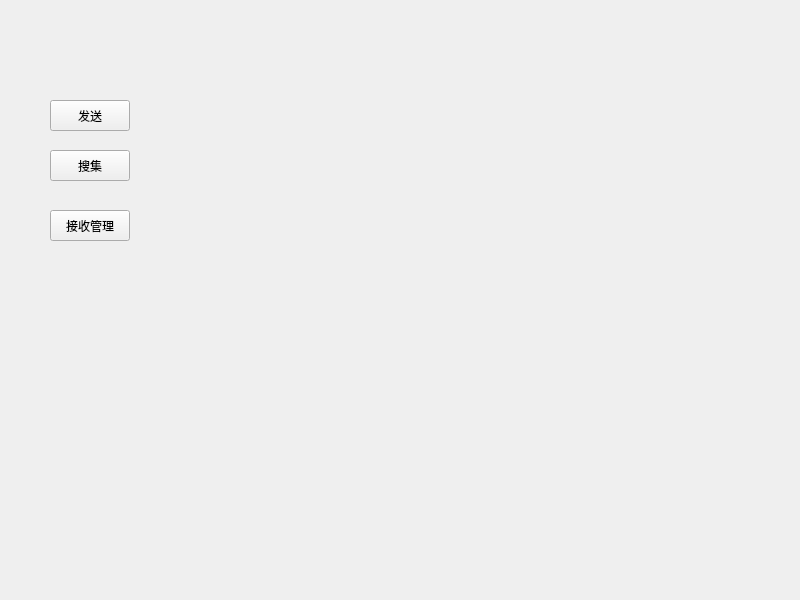
Eclipsewh/SafeInfor, file tcpclient/widget.ui: the form before one commit.
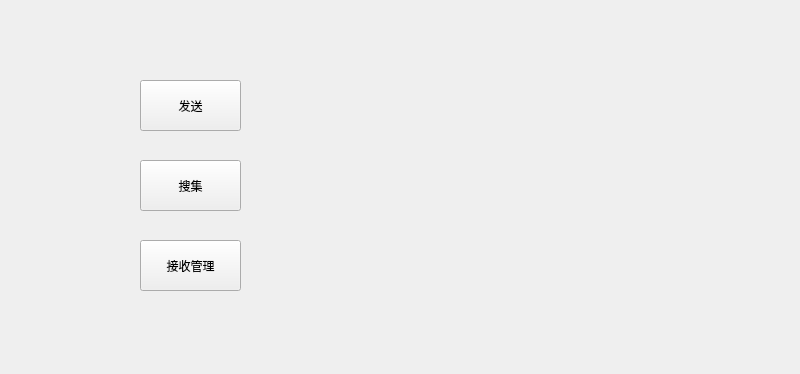
The form after the commit.

Diff of the .ui file:
```diff
--- a/tcpclient/widget.ui
+++ b/tcpclient/widget.ui
@@ -7,7 +7,7 @@
     <x>0</x>
     <y>0</y>
     <width>800</width>
-    <height>600</height>
+    <height>374</height>
    </rect>
   </property>
   <property name="windowTitle">
@@ -16,10 +16,10 @@
   <widget class="QPushButton" name="send">
    <property name="geometry">
     <rect>
-     <x>50</x>
-     <y>100</y>
-     <width>80</width>
-     <height>31</height>
+     <x>140</x>
+     <y>80</y>
+     <width>101</width>
+     <height>51</height>
     </rect>
    </property>
    <property name="text">
@@ -29,10 +29,10 @@
   <widget class="QPushButton" name="search">
    <property name="geometry">
     <rect>
-     <x>50</x>
-     <y>150</y>
-     <width>80</width>
-     <height>31</height>
+     <x>140</x>
+     <y>160</y>
+     <width>101</width>
+     <height>51</height>
     </rect>
    </property>
    <property name="text">
@@ -42,10 +42,10 @@
   <widget class="QPushButton" name="manage">
    <property name="geometry">
     <rect>
-     <x>50</x>
-     <y>210</y>
-     <width>80</width>
-     <height>31</height>
+     <x>140</x>
+     <y>240</y>
+     <width>101</width>
+     <height>51</height>
     </rect>
    </property>
    <property name="text">
```
Left out of the diff: 13 changed lines with no effect on the pictures.
